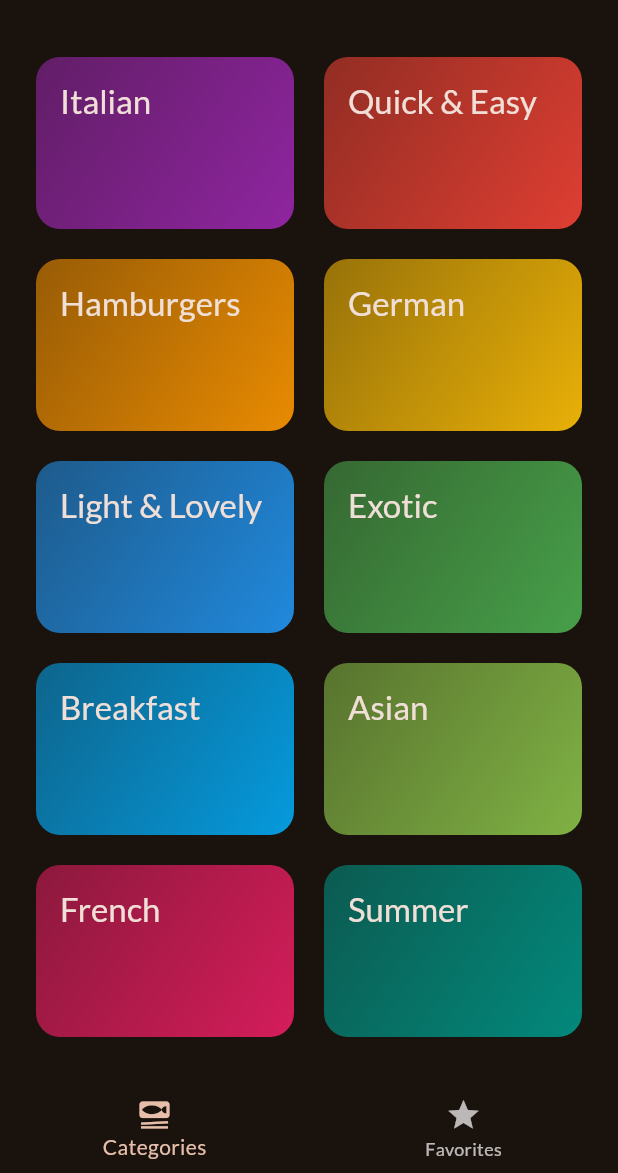
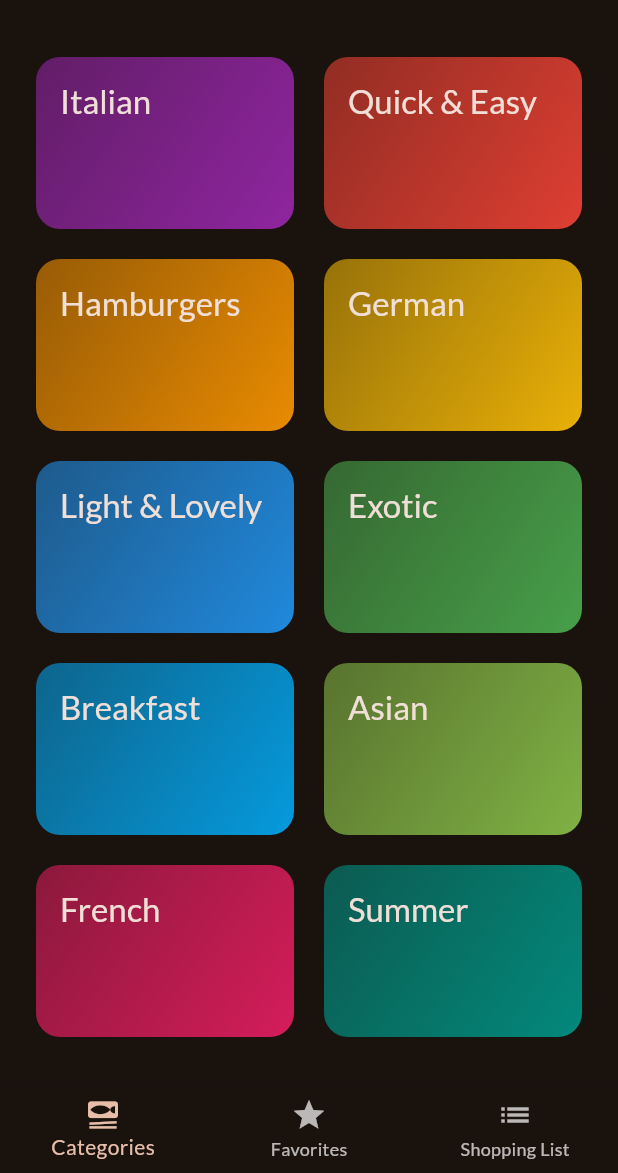
Before and after one commit to Itszipzon/mobile_assignment2, a Flutter app: the screen it shows after launch, on a phone screen of 412 x 824 dp, the part 63-1236 px from its top. Run offline on Flutter 3.47's test engine with Material 3 defaults, Android fonts, the light colour scheme and no system bars; our stand-ins replace google_fonts, transparent_image.

Commit message:
Added shopping list to app

```diff
--- a/lib/screens/tabs.dart
+++ b/lib/screens/tabs.dart
@@ -5,6 +5,7 @@ import 'package:meals/models/meal.dart';
 import 'package:meals/screens/categories.dart';
 import 'package:meals/screens/filters.dart';
 import 'package:meals/screens/meals.dart';
+import 'package:meals/screens/shopping_list.dart';
 import 'package:meals/widgets/main_drawer.dart';
 
 const kInitialFilters = {
@@ -26,6 +27,7 @@ class TabsScreen extends StatefulWidget {
 class _TabsScreenState extends State<TabsScreen> {
   int _selectedPageIndex = 0;
   final List<Meal> _favoriteMeals = [];
+  final List<String> _shoppingList = [];
   Map<Filter, bool> _selectedFilters = kInitialFilters;
 
   void _showInfoMessage(String message) {
@@ -106,6 +108,9 @@ class _TabsScreenState extends State<TabsScreen> {
         onToggleFavorite: _toggleMealFavoriteStatus,
       );
       activePageTitle = 'Your Favorites';
+    } else if (_selectedPageIndex == 2) {
+      activePage = ShoppingList(items: _shoppingList,);
+      activePageTitle = 'Shopping List';
     }
 
     return Scaffold(
@@ -128,6 +133,10 @@ class _TabsScreenState extends State<TabsScreen> {
             icon: Icon(Icons.star),
             label: 'Favorites',
           ),
+          BottomNavigationBarItem(
+            icon: Icon(Icons.list),
+            label: 'Shopping List',
+          ),
         ],
       ),
     );
```
Also changed, not shown: lib/screens/shopping_list.dart (added, +79 -0 lines).
